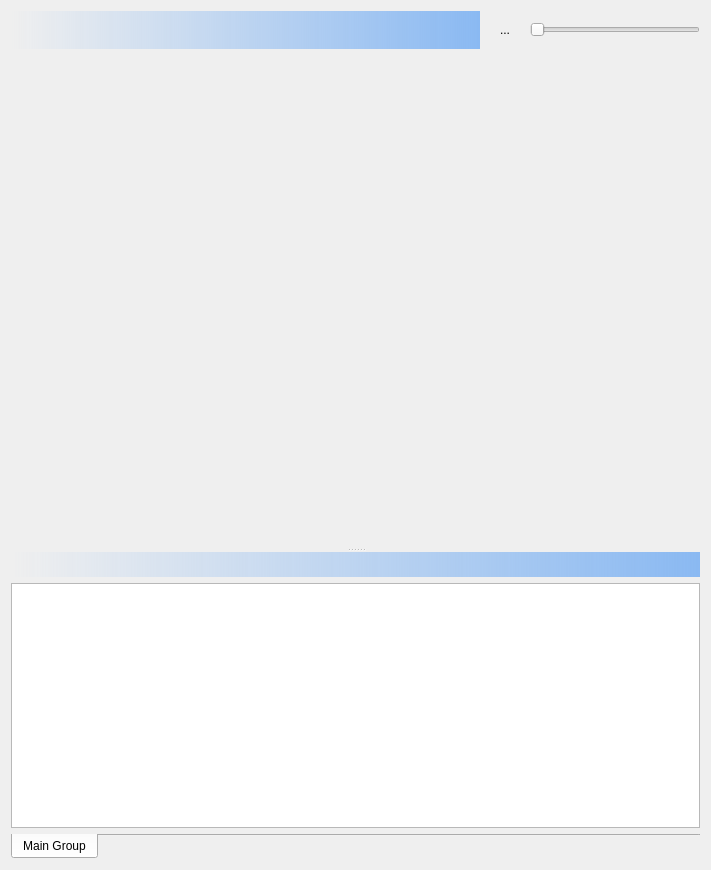
Qt form DeepSkyStacker/ui/StackingDlg.ui (deepskystacker/DSS) before a commit.
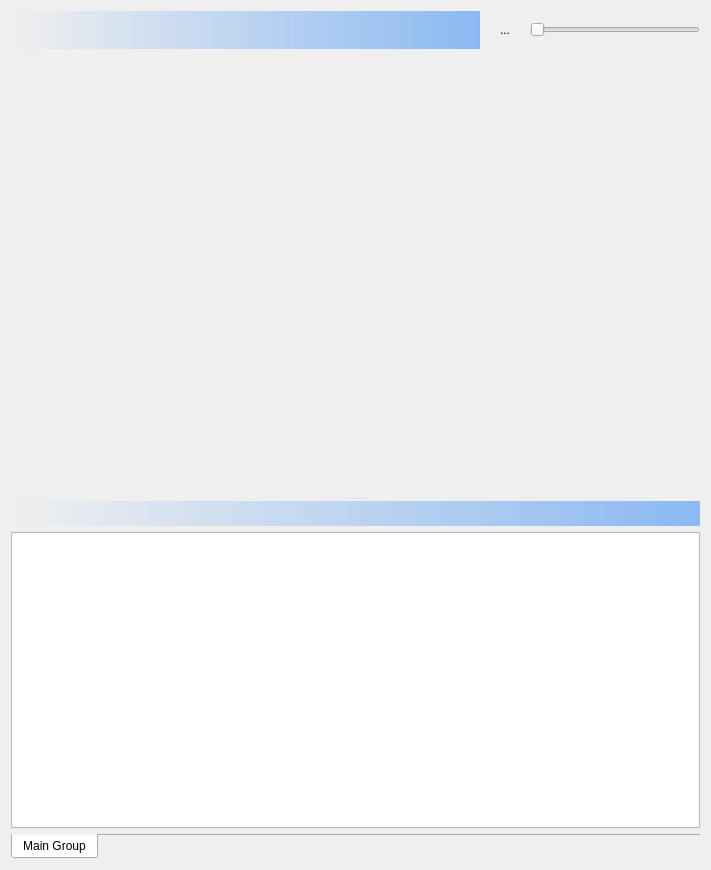
The same form after that commit. Icons and pictures are not drawn. Custom widgets are drawn as their Qt base class.

What changed in the file:
```diff
--- a/DeepSkyStacker/ui/StackingDlg.ui
+++ b/DeepSkyStacker/ui/StackingDlg.ui
@@ -18,8 +18,8 @@
   </property>
   <property name="minimumSize">
    <size>
-    <width>711</width>
-    <height>870</height>
+    <width>0</width>
+    <height>0</height>
    </size>
   </property>
   <property name="maximumSize">
@@ -134,8 +134,8 @@
            </property>
            <property name="minimumSize">
             <size>
-             <width>600</width>
-             <height>400</height>
+             <width>450</width>
+             <height>300</height>
             </size>
            </property>
           </widget>
@@ -164,6 +164,12 @@
        </item>
        <item row="1" column="0">
         <widget class="QTableView" name="tableView">
+         <property name="minimumSize">
+          <size>
+           <width>0</width>
+           <height>175</height>
+          </size>
+         </property>
          <property name="dragDropMode">
           <enum>QAbstractItemView::DropOnly</enum>
          </property>
```
